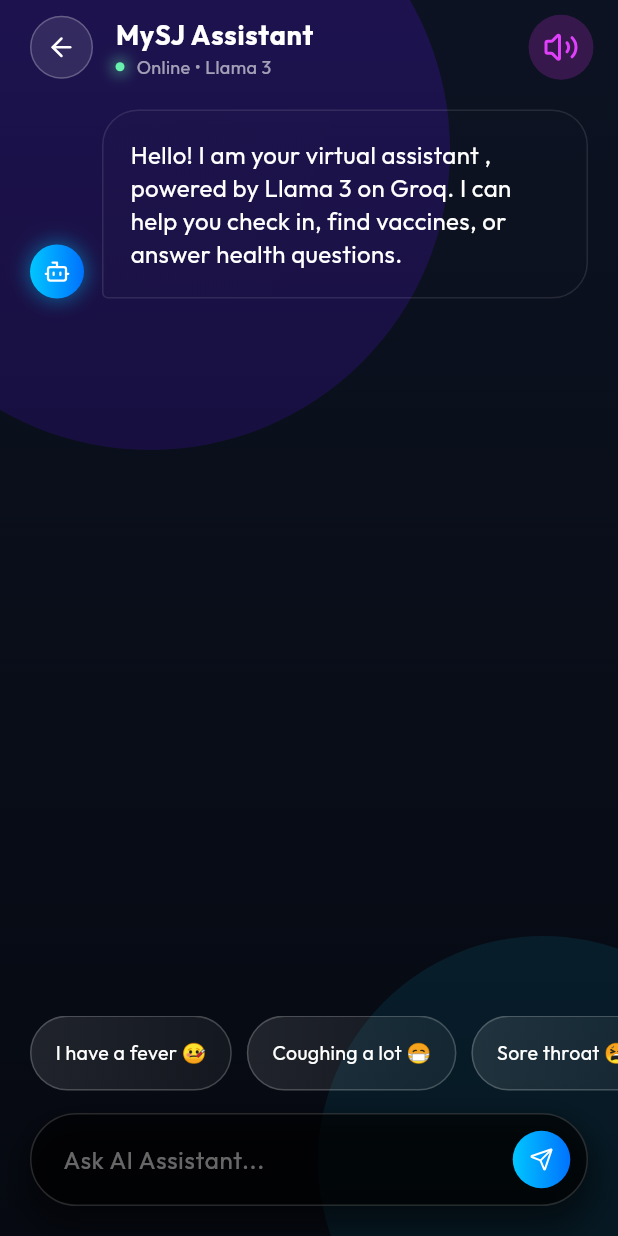
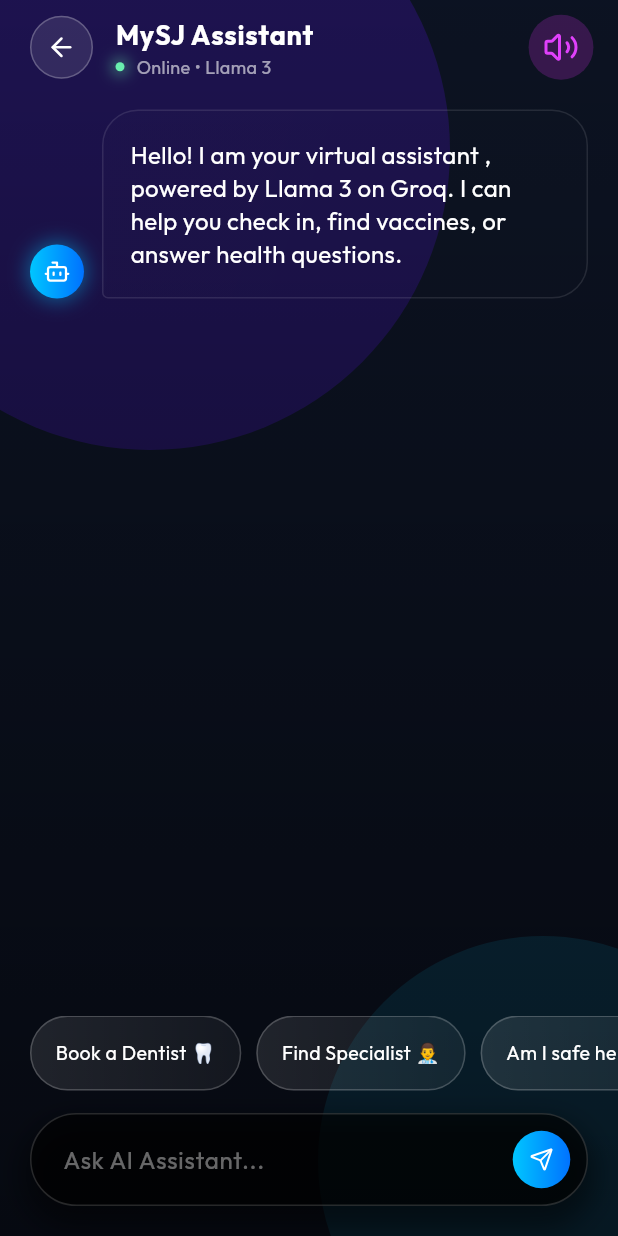
Before and after one commit to D-H724/my_sejahtera_ng, a Flutter app: the AIChatScreen screen opened directly, on a phone screen of 412 x 824 dp. Run offline on Flutter 3.47's test engine with Material 3 defaults, Android fonts, the light colour scheme and no system bars; drawn by our look-alikes of animated_text_kit, flutter_animate; our stand-ins replace fl_chart, flutter_dotenv, flutter_local_notifications, flutter_map, flutter_markdown, flutter_riverpod and 11 more.

Commit message:
feat: Refine hydration logging action trigger, update AI chat suggestions, and enhance time parsing to support 'TODAY'/'TOMORROW'.

```diff
--- a/lib/features/health_assistant/screens/ai_chat_screen.dart
+++ b/lib/features/health_assistant/screens/ai_chat_screen.dart
@@ -278,7 +278,8 @@
       } else if (combinedContext.contains("hotspot") || combinedContext.contains("map") || combinedContext.contains("risk")) {
         action = _buildActionChip("Check Hotspots", Colors.redAccent, const HotspotScreen());
       // NEW SMART ACTIONS
-      } else if (combinedContext.contains("drink") || combinedContext.contains("water") || combinedContext.contains("hydrate") || combinedContext.contains("thirsty")) {
+      } else if ((combinedContext.contains("log") || combinedContext.contains("track") || combinedContext.contains("record")) &&
+                 (combinedContext.contains("water") || combinedContext.contains("drink") || combinedContext.contains("hydrate"))) {
         action = _buildActionChip("Log Hydration", Colors.cyanAccent, const FoodTrackerScreen(autoShowHydration: true));
       } else if (combinedContext.contains("eat") || combinedContext.contains("food") || combinedContext.contains("diet") || combinedContext.contains("calorie")) {
          action = _buildActionChip("Log Food", Colors.orangeAccent, const FoodTrackerScreen());
@@ -1259,14 +1260,17 @@
 
   Widget _buildFuturisticSuggestions() {
     final chips = [
-      "I have a fever 🤒",
-      "Coughing a lot 😷",
-      "Sore throat 😫",
-      "Breathing difficulty 🫁",
-      "Covid-19 risk? 🦠",
-      "Vaccine Status 💉",
+      "Book a Dentist 🦷",
+      "Find Specialist 👨‍⚕️",
+      "Am I safe here? 📍",
+      "Nearest Clinic 🏥",
+      "I took my meds 💊",
+      "Set Med Reminder ⏰",
+      "Log Lunch 🥗",
+      "Update Vitals 💓",
+      "My digital cert 💉",
+      "BMI Analysis ⚖️",
       "Check-in Scan 📷",
-      "Risky Spots 📍",
     ];
     return SizedBox(
       height: 50,
@@ -1570,8 +1574,23 @@
   DateTime _parseTime(String timeStr) {
     try {
       final now = DateTime.now();
-      final cleanStr = timeStr.trim().toUpperCase(); // "02:00 PM"
+      String cleanStr = timeStr.trim().toUpperCase(); // "TOMORROW 09:00 AM" or "09:00 AM"
+
+      int dayOffset = 0;
+      if (cleanStr.contains("TOMORROW")) {
+        dayOffset = 1;
+        cleanStr = cleanStr.replaceAll("TOMORROW", "").trim();
+      } else if (cleanStr.contains("TODAY")) {
+        cleanStr = cleanStr.replaceAll("TODAY", "").trim();
+      }
+
+      // now date part
+      final dateBase = now.add(Duration(days: dayOffset));
+
+      // expected cleanStr: "09:00 AM"
       final parts = cleanStr.split(" ");
+      if (parts.length < 2) throw "Invalid Format";
+
       final timeParts = parts[0].split(":");
 
       int hour = int.parse(timeParts[0]);
@@ -1579,11 +1598,12 @@
       bool isPM = parts[1] == "PM";
 
       if (isPM && hour != 12) hour += 12;
-      if (!isPM && hour == 12) hour = 0;
-
-      return DateTime(now.year, now.month, now.day, hour, minute);
+      if (!isPM && hour == 12) hour = 0; // 12 AM is 00:00
+
+      return DateTime(dateBase.year, dateBase.month, dateBase.day, hour, minute);
     } catch (e) {
       debugPrint("Time Parse Error: $e");
+      // Fallback: Return now, but log error
       return DateTime.now();
     }
   }
```
